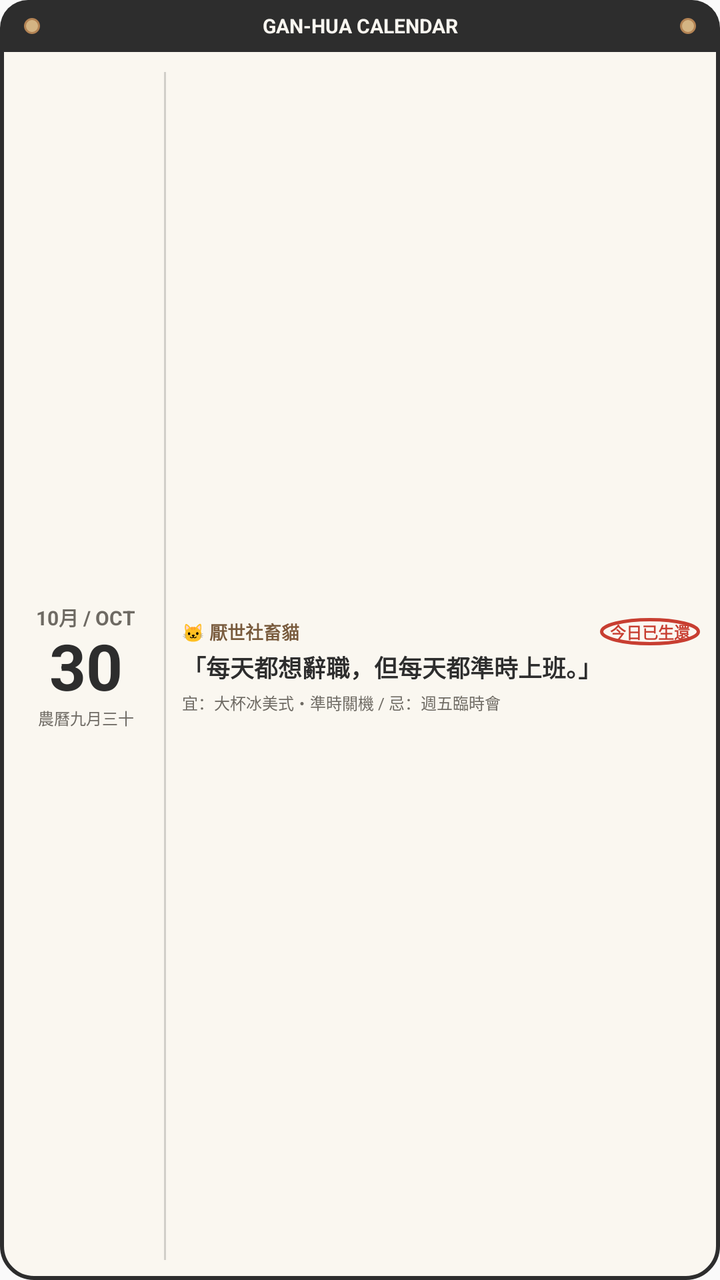
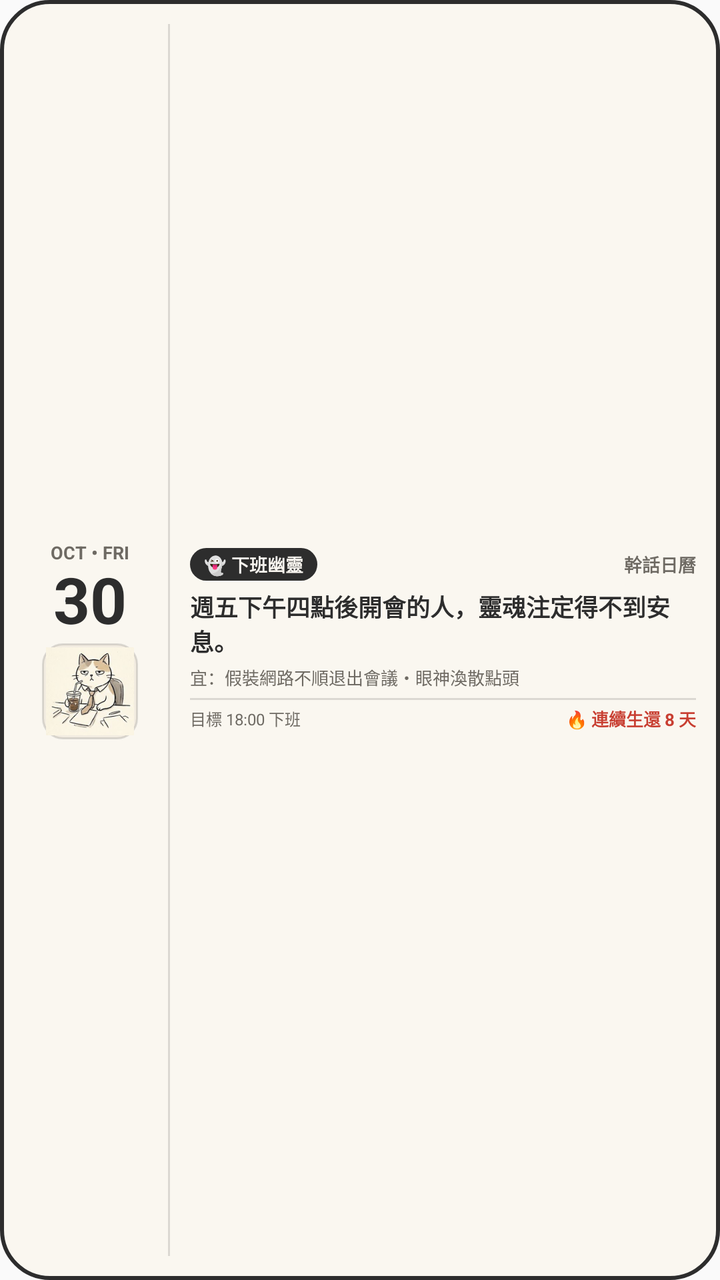

Before-and-after screenshots of an Android layout around one commit, followed by the original layout XML and the change that was made.
<!-- AndroidManifest.xml: application theme AppTheme -->
<!-- res/layout/widget_ganhua_desk_calendar.xml -->
<?xml version="1.0" encoding="utf-8"?>
<LinearLayout xmlns:android="http://schemas.android.com/apk/res/android"
    android:id="@+id/widget_root"
    android:layout_width="match_parent"
    android:layout_height="match_parent"
    android:orientation="vertical"
    android:background="@drawable/widget_calendar_bg">

    
    <LinearLayout
        android:layout_width="match_parent"
        android:layout_height="26dp"
        android:background="@drawable/widget_binder_header"
        android:orientation="horizontal"
        android:gravity="center_vertical"
        android:paddingLeft="12dp"
        android:paddingRight="12dp">

        <FrameLayout
            android:layout_width="8dp"
            android:layout_height="8dp"
            android:background="@drawable/widget_rivet" />

        <TextView
            android:id="@+id/tv_widget_title"
            android:layout_width="0dp"
            android:layout_height="wrap_content"
            android:layout_weight="1"
            android:gravity="center"
            android:text="GAN-HUA CALENDAR"
            android:textColor="@color/widget_header_text"
            android:textSize="10sp"
            android:textStyle="bold" />

        <FrameLayout
            android:layout_width="8dp"
            android:layout_height="8dp"
            android:background="@drawable/widget_rivet" />
    </LinearLayout>

    
    <LinearLayout
        android:layout_width="match_parent"
        android:layout_height="0dp"
        android:layout_weight="1"
        android:orientation="horizontal"
        android:gravity="center_vertical"
        android:padding="10dp">

        
        <LinearLayout
            android:layout_width="72dp"
            android:layout_height="wrap_content"
            android:orientation="vertical"
            android:gravity="center"
            android:paddingRight="6dp">

            <TextView
                android:id="@+id/tv_widget_month"
                android:layout_width="wrap_content"
                android:layout_height="wrap_content"
                android:text="10月 / OCT"
                android:textColor="@color/widget_text_muted"
                android:textSize="10sp"
                android:textStyle="bold" />

            <TextView
                android:id="@+id/tv_widget_day"
                android:layout_width="wrap_content"
                android:layout_height="wrap_content"
                android:text="30"
                android:textColor="@color/widget_text_title"
                android:textSize="32sp"
                android:textStyle="bold"
                android:includeFontPadding="false" />

            <TextView
                android:id="@+id/tv_widget_lunar"
                android:layout_width="wrap_content"
                android:layout_height="wrap_content"
                android:text="農曆九月三十"
                android:textColor="@color/widget_text_muted"
                android:textSize="8sp" />
        </LinearLayout>

        
        <FrameLayout
            android:layout_width="1dp"
            android:layout_height="match_parent"
            android:background="@color/widget_divider_color"
            android:layout_marginRight="8dp" />

        
        <LinearLayout
            android:layout_width="0dp"
            android:layout_height="wrap_content"
            android:layout_weight="1"
            android:orientation="vertical">

            
            <LinearLayout
                android:layout_width="match_parent"
                android:layout_height="wrap_content"
                android:orientation="horizontal"
                android:gravity="center_vertical"
                android:layout_marginBottom="2dp">

                <TextView
                    android:id="@+id/tv_widget_character"
                    android:layout_width="0dp"
                    android:layout_height="wrap_content"
                    android:layout_weight="1"
                    android:text="🐱 厭世社畜貓"
                    android:textColor="@color/widget_text_badge"
                    android:textSize="9sp"
                    android:textStyle="bold"
                    android:maxLines="1"
                    android:ellipsize="end" />

                <TextView
                    android:id="@+id/tv_widget_seal"
                    android:layout_width="wrap_content"
                    android:layout_height="wrap_content"
                    android:background="@drawable/widget_stamp_circle"
                    android:paddingLeft="5dp"
                    android:paddingTop="1dp"
                    android:paddingRight="5dp"
                    android:paddingBottom="1dp"
                    android:text="今日已生還"
                    android:textColor="@color/widget_seal_red"
                    android:textSize="8sp"
                    android:textStyle="bold" />
            </LinearLayout>

            
            <TextView
                android:id="@+id/tv_widget_quote"
                android:layout_width="match_parent"
                android:layout_height="wrap_content"
                android:text="「每天都想辭職，但每天都準時上班。」"
                android:textColor="@color/widget_text_title"
                android:textSize="12sp"
                android:textStyle="bold"
                android:maxLines="2"
                android:ellipsize="end" />

            
            <TextView
                android:id="@+id/tv_widget_yiji"
                android:layout_width="match_parent"
                android:layout_height="wrap_content"
                android:layout_marginTop="3dp"
                android:text="宜：大杯冰美式・準時關機 / 忌：週五臨時會"
                android:textColor="@color/widget_text_muted"
                android:textSize="8sp"
                android:maxLines="1"
                android:ellipsize="end" />
        </LinearLayout>
    </LinearLayout>
</LinearLayout>
<!-- resources referenced by this layout -->
<resources>
  <color name="widget_divider_color">#332D2D2D</color>
  <color name="widget_header_text">#F9F6F0</color>
  <color name="widget_seal_red">#C83E31</color>
  <color name="widget_text_badge">#785A3C</color>
  <color name="widget_text_muted">#6E6A63</color>
  <color name="widget_text_title">#2D2D2D</color>
  <!-- drawable widget_binder_header (drawable) -->
  <?xml version="1.0" encoding="utf-8"?>
  <shape xmlns:android="http://schemas.android.com/apk/res/android"
      android:shape="rectangle">
      <solid android:color="@color/widget_header_bg" />
      <corners
          android:topLeftRadius="14dp"
          android:topRightRadius="14dp"
          android:bottomLeftRadius="0dp"
          android:bottomRightRadius="0dp" />
  </shape>
  <!-- drawable widget_calendar_bg (drawable) -->
  <?xml version="1.0" encoding="utf-8"?>
  <shape xmlns:android="http://schemas.android.com/apk/res/android"
      android:shape="rectangle">
      <solid android:color="@color/widget_card_bg" />
      <corners android:radius="16dp" />
      <stroke
          android:width="2dp"
          android:color="@color/widget_card_border" />
  </shape>
  <!-- drawable widget_rivet (drawable) -->
  <?xml version="1.0" encoding="utf-8"?>
  <shape xmlns:android="http://schemas.android.com/apk/res/android"
      android:shape="oval">
      <solid android:color="@color/widget_rivet_color" />
      <stroke
          android:width="1dp"
          android:color="@color/widget_rivet_border" />
  </shape>
  <!-- drawable widget_stamp_circle (drawable) -->
  <?xml version="1.0" encoding="utf-8"?>
  <shape xmlns:android="http://schemas.android.com/apk/res/android"
      android:shape="oval">
      <stroke
          android:width="1.5dp"
          android:color="@color/widget_seal_red" />
      <solid android:color="@color/widget_seal_bg" />
  </shape>
  <style name="AppTheme" parent="Theme.AppCompat.Light.DarkActionBar">
          
          <item name="colorPrimary">@color/colorPrimary</item>
          <item name="colorPrimaryDark">@color/colorPrimaryDark</item>
          <item name="colorAccent">@color/colorAccent</item>
      </style>
  <color name="widget_header_bg">#2D2D2D</color>
  <color name="widget_card_bg">#FAF7F0</color>
  <color name="widget_card_border">#2D2D2D</color>
  <color name="widget_rivet_color">#D4B483</color>
  <color name="widget_rivet_border">#B38354</color>
  <color name="widget_seal_bg">#1FF9F6F0</color>
  <color name="colorPrimary">#F9F6F0</color>
  <color name="colorPrimaryDark">#FAF7F0</color>
  <color name="colorAccent">#C83E31</color>
</resources>

<!-- the commit's change to res/layout/widget_ganhua_desk_calendar.xml (unified diff, before → after) -->
@@ -3,158 +3,166 @@
     android:id="@+id/widget_root"
     android:layout_width="match_parent"
     android:layout_height="match_parent"
-    android:orientation="vertical"
-    android:background="@drawable/widget_calendar_bg">
+    android:orientation="horizontal"
+    android:background="@drawable/widget_calendar_bg"
+    android:gravity="center_vertical"
+    android:padding="12dp">
 
     
     <LinearLayout
-        android:layout_width="match_parent"
-        android:layout_height="26dp"
-        android:background="@drawable/widget_binder_header"
-        android:orientation="horizontal"
-        android:gravity="center_vertical"
-        android:paddingLeft="12dp"
-        android:paddingRight="12dp">
-
-        <FrameLayout
-            android:layout_width="8dp"
-            android:layout_height="8dp"
-            android:background="@drawable/widget_rivet" />
+        android:layout_width="72dp"
+        android:layout_height="match_parent"
+        android:orientation="vertical"
+        android:gravity="center_horizontal|center_vertical"
+        android:paddingRight="6dp">
 
         <TextView
-            android:id="@+id/tv_widget_title"
-            android:layout_width="0dp"
+            android:id="@+id/tv_widget_month"
+            android:layout_width="wrap_content"
             android:layout_height="wrap_content"
-            android:layout_weight="1"
-            android:gravity="center"
-            android:text="GAN-HUA CALENDAR"
-            android:textColor="@color/widget_header_text"
-            android:textSize="10sp"
+            android:text="OCT • FRI"
+            android:textColor="@color/widget_text_muted"
+            android:textSize="9sp"
             android:textStyle="bold" />
 
+        <TextView
+            android:id="@+id/tv_widget_day"
+            android:layout_width="wrap_content"
+            android:layout_height="wrap_content"
+            android:text="30"
+            android:textColor="@color/widget_text_title"
+            android:textSize="32sp"
+            android:textStyle="bold"
+            android:includeFontPadding="false" />
+
+        
         <FrameLayout
-            android:layout_width="8dp"
-            android:layout_height="8dp"
-            android:background="@drawable/widget_rivet" />
+            android:layout_width="48dp"
+            android:layout_height="48dp"
+            android:background="@drawable/widget_avatar_card_bg"
+            android:layout_marginTop="2dp">
+
+            <ImageView
+                android:id="@+id/iv_widget_avatar"
+                android:layout_width="44dp"
+                android:layout_height="44dp"
+                android:layout_gravity="center"
+                android:src="@drawable/widget_char_cat"
+                android:scaleType="fitCenter" />
+        </FrameLayout>
     </LinearLayout>
 
     
+    <FrameLayout
+        android:layout_width="1dp"
+        android:layout_height="match_parent"
+        android:background="@color/widget_divider_color"
+        android:layout_marginRight="10dp" />
+
+    
     <LinearLayout
-        android:layout_width="match_parent"
-        android:layout_height="0dp"
+        android:layout_width="0dp"
+        android:layout_height="match_parent"
         android:layout_weight="1"
-        android:orientation="horizontal"
-        android:gravity="center_vertical"
-        android:padding="10dp">
+        android:orientation="vertical"
+        android:gravity="center_vertical">
 
         
         <LinearLayout
-            android:layout_width="72dp"
+            android:layout_width="match_parent"
             android:layout_height="wrap_content"
-            android:orientation="vertical"
-            android:gravity="center"
-            android:paddingRight="6dp">
+            android:orientation="horizontal"
+            android:gravity="center_vertical">
 
             <TextView
-                android:id="@+id/tv_widget_month"
+                android:id="@+id/tv_widget_character"
                 android:layout_width="wrap_content"
                 android:layout_height="wrap_content"
-                android:text="10月 / OCT"
-                android:textColor="@color/widget_text_muted"
-                android:textSize="10sp"
+                android:background="@drawable/widget_badge_pill"
+                android:paddingLeft="7dp"
+                android:paddingTop="1.5dp"
+                android:paddingRight="7dp"
+                android:paddingBottom="1.5dp"
+                android:text="👻 下班幽靈"
+                android:textColor="@color/widget_badge_text"
+                android:textSize="9sp"
                 android:textStyle="bold" />
 
+            <FrameLayout
+                android:layout_width="0dp"
+                android:layout_height="1dp"
+                android:layout_weight="1" />
+
             <TextView
-                android:id="@+id/tv_widget_day"
                 android:layout_width="wrap_content"
                 android:layout_height="wrap_content"
-                android:text="30"
-                android:textColor="@color/widget_text_title"
-                android:textSize="32sp"
-                android:textStyle="bold"
-                android:includeFontPadding="false" />
-
-            <TextView
-                android:id="@+id/tv_widget_lunar"
-                android:layout_width="wrap_content"
-                android:layout_height="wrap_content"
-                android:text="農曆九月三十"
+                android:text="幹話日曆"
                 android:textColor="@color/widget_text_muted"
-                android:textSize="8sp" />
+                android:textSize="9sp"
+                android:textStyle="bold" />
         </LinearLayout>
 
         
+        <TextView
+            android:id="@+id/tv_widget_quote"
+            android:layout_width="match_parent"
+            android:layout_height="wrap_content"
+            android:layout_marginTop="4dp"
+            android:text="週五下午四點後開會的人，靈魂注定得不到安息。"
+            android:textColor="@color/widget_text_title"
+            android:textSize="12sp"
+            android:textStyle="bold"
+            android:maxLines="2"
+            android:ellipsize="end" />
+
+        
+        <TextView
+            android:id="@+id/tv_widget_yiji"
+            android:layout_width="match_parent"
+            android:layout_height="wrap_content"
+            android:layout_marginTop="3dp"
+            android:text="宜：假裝網路不順退出會議・眼神渙散點頭"
+            android:textColor="@color/widget_text_muted"
+            android:textSize="8.5sp"
+            android:maxLines="1"
+            android:ellipsize="end" />
+
+        
         <FrameLayout
-            android:layout_width="1dp"
-            android:layout_height="match_parent"
+            android:layout_width="match_parent"
+            android:layout_height="1dp"
             android:background="@color/widget_divider_color"
-            android:layout_marginRight="8dp" />
+            android:layout_marginTop="4dp"
+            android:layout_marginBottom="3dp" />
 
         
         <LinearLayout
-            android:layout_width="0dp"
+            android:layout_width="match_parent"
             android:layout_height="wrap_content"
-            android:layout_weight="1"
-            android:orientation="vertical">
+            android:orientation="horizontal"
+            android:gravity="center_vertical">
 
-            
-            <LinearLayout
-                android:layout_width="match_parent"
+            <TextView
+                android:id="@+id/tv_widget_offwork"
+                android:layout_width="wrap_content"
                 android:layout_height="wrap_content"
-                android:orientation="horizontal"
-                android:gravity="center_vertical"
-                android:layout_marginBottom="2dp">
+                android:text="目標 18:00 下班"
+                android:textColor="@color/widget_text_muted"
+                android:textSize="8sp" />
 
-                <TextView
-                    android:id="@+id/tv_widget_character"
-                    android:layout_width="0dp"
-                    android:layout_height="wrap_content"
-                    android:layout_weight="1"
-                    android:text="🐱 厭世社畜貓"
-                    android:textColor="@color/widget_text_badge"
-                    android:textSize="9sp"
-                    android:textStyle="bold"
-                    android:maxLines="1"
-                    android:ellipsize="end" />
+            <FrameLayout
+                android:layout_width="0dp"
+                android:layout_height="1dp"
+                android:layout_weight="1" />
 
-                <TextView
-                    android:id="@+id/tv_widget_seal"
-                    android:layout_width="wrap_content"
-                    android:layout_height="wrap_content"
-                    android:background="@drawable/widget_stamp_circle"
-                    android:paddingLeft="5dp"
-                    android:paddingTop="1dp"
-                    android:paddingRight="5dp"
-                    android:paddingBottom="1dp"
-                    android:text="今日已生還"
-                    android:textColor="@color/widget_seal_red"
-                    android:textSize="8sp"
-                    android:textStyle="bold" />
-            </LinearLayout>
-
-            
             <TextView
-                android:id="@+id/tv_widget_quote"
-                android:layout_width="match_parent"
+                android:id="@+id/tv_widget_streak"
+                android:layout_width="wrap_content"
                 android:layout_height="wrap_content"
-                android:text="「每天都想辭職，但每天都準時上班。」"
-                android:textColor="@color/widget_text_title"
-                android:textSize="12sp"
-                android:textStyle="bold"
-                android:maxLines="2"
-                android:ellipsize="end" />
-
-            
-            <TextView
-                android:id="@+id/tv_widget_yiji"
-                android:layout_width="match_parent"
-                android:layout_height="wrap_content"
-                android:layout_marginTop="3dp"
-                android:text="宜：大杯冰美式・準時關機 / 忌：週五臨時會"
-                android:textColor="@color/widget_text_muted"
-                android:textSize="8sp"
-                android:maxLines="1"
-                android:ellipsize="end" />
+                android:text="🔥 連續生還 8 天"
+                android:textColor="@color/widget_streak_fire"
+                android:textSize="8.5sp"
+                android:textStyle="bold" />
         </LinearLayout>
     </LinearLayout>
 </LinearLayout>
<!-- resource entries referenced after the edit -->
@@ -1,62 +1,48 @@
 <!-- resources referenced by this layout -->
 <resources>
-  <color name="widget_divider_color">#332D2D2D</color>
-  <color name="widget_header_text">#F9F6F0</color>
-  <color name="widget_seal_red">#C83E31</color>
-  <color name="widget_text_badge">#785A3C</color>
+  <color name="widget_badge_text">#F9F6F0</color>
+  <color name="widget_divider_color">#262D2D2D</color>
+  <color name="widget_streak_fire">#C83E31</color>
   <color name="widget_text_muted">#6E6A63</color>
   <color name="widget_text_title">#2D2D2D</color>
-  <!-- drawable widget_binder_header (drawable) -->
+  <!-- drawable widget_avatar_card_bg (drawable) -->
   <?xml version="1.0" encoding="utf-8"?>
   <shape xmlns:android="http://schemas.android.com/apk/res/android"
       android:shape="rectangle">
-      <solid android:color="@color/widget_header_bg" />
-      <corners
-          android:topLeftRadius="14dp"
-          android:topRightRadius="14dp"
-          android:bottomLeftRadius="0dp"
-          android:bottomRightRadius="0dp" />
+      <solid android:color="@color/widget_avatar_bg" />
+      <corners android:radius="10dp" />
+      <stroke
+          android:width="1dp"
+          android:color="@color/widget_divider_color" />
+  </shape>
+  <!-- drawable widget_badge_pill (drawable) -->
+  <?xml version="1.0" encoding="utf-8"?>
+  <shape xmlns:android="http://schemas.android.com/apk/res/android"
+      android:shape="rectangle">
+      <solid android:color="@color/widget_badge_bg" />
+      <corners android:radius="12dp" />
   </shape>
   <!-- drawable widget_calendar_bg (drawable) -->
   <?xml version="1.0" encoding="utf-8"?>
   <shape xmlns:android="http://schemas.android.com/apk/res/android"
       android:shape="rectangle">
       <solid android:color="@color/widget_card_bg" />
-      <corners android:radius="16dp" />
+      <corners android:radius="24dp" />
       <stroke
           android:width="2dp"
           android:color="@color/widget_card_border" />
   </shape>
-  <!-- drawable widget_rivet (drawable) -->
-  <?xml version="1.0" encoding="utf-8"?>
-  <shape xmlns:android="http://schemas.android.com/apk/res/android"
-      android:shape="oval">
-      <solid android:color="@color/widget_rivet_color" />
-      <stroke
-          android:width="1dp"
-          android:color="@color/widget_rivet_border" />
-  </shape>
-  <!-- drawable widget_stamp_circle (drawable) -->
-  <?xml version="1.0" encoding="utf-8"?>
-  <shape xmlns:android="http://schemas.android.com/apk/res/android"
-      android:shape="oval">
-      <stroke
-          android:width="1.5dp"
-          android:color="@color/widget_seal_red" />
-      <solid android:color="@color/widget_seal_bg" />
-  </shape>
+  <!-- drawable widget_char_cat: png bitmap (drawable, 34570 bytes) -->
   <style name="AppTheme" parent="Theme.AppCompat.Light.DarkActionBar">
           
           <item name="colorPrimary">@color/colorPrimary</item>
           <item name="colorPrimaryDark">@color/colorPrimaryDark</item>
           <item name="colorAccent">@color/colorAccent</item>
       </style>
-  <color name="widget_header_bg">#2D2D2D</color>
+  <color name="widget_avatar_bg">#F2ECE1</color>
+  <color name="widget_badge_bg">#2D2D2D</color>
   <color name="widget_card_bg">#FAF7F0</color>
   <color name="widget_card_border">#2D2D2D</color>
-  <color name="widget_rivet_color">#D4B483</color>
-  <color name="widget_rivet_border">#B38354</color>
-  <color name="widget_seal_bg">#1FF9F6F0</color>
   <color name="colorPrimary">#F9F6F0</color>
   <color name="colorPrimaryDark">#FAF7F0</color>
   <color name="colorAccent">#C83E31</color>
